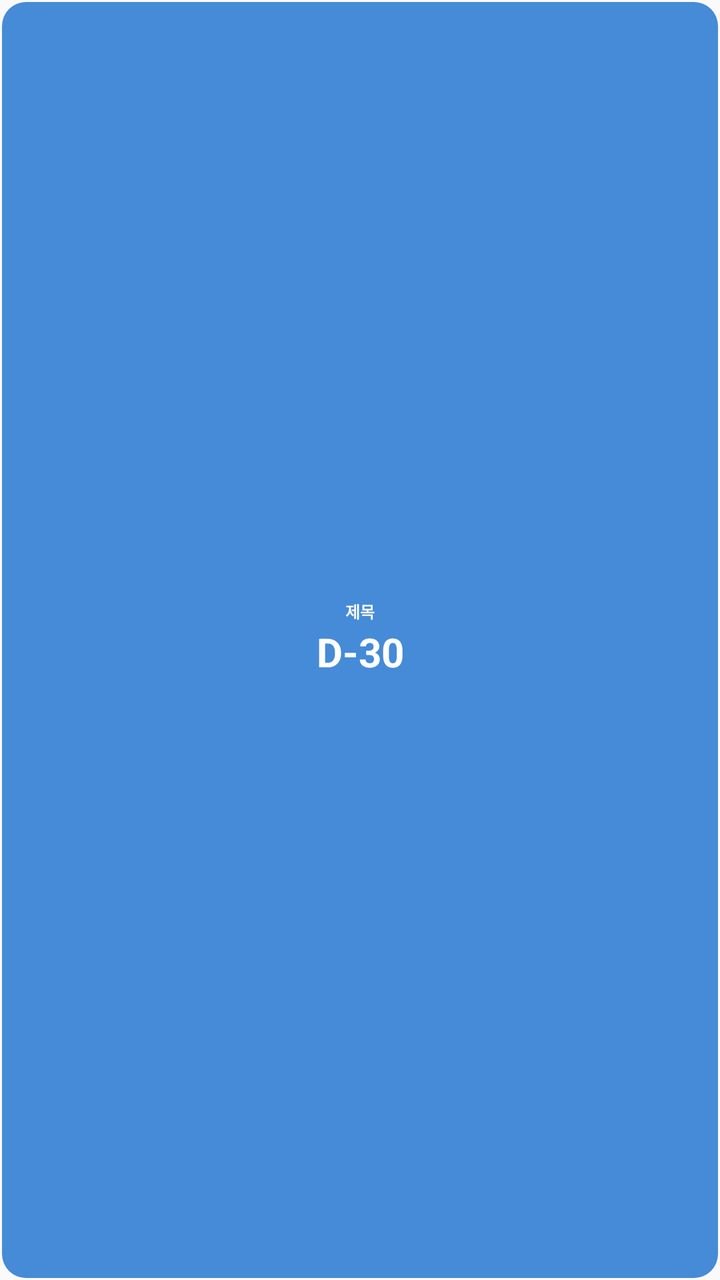
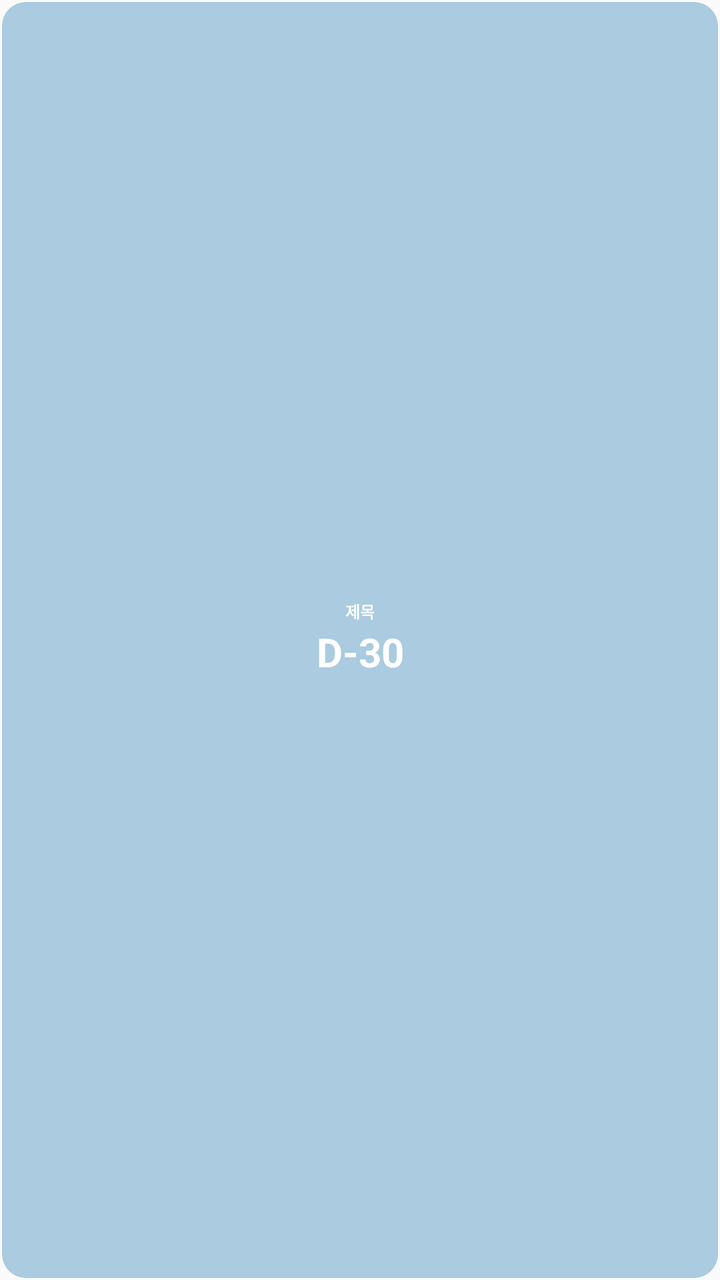

The first picture is an Android layout as it rendered before a commit; the second is the same layout after the commit. The layout source and the unified diff follow.
<!-- AndroidManifest.xml: application theme Theme.DdayApp -->
<!-- res/layout/widget_dday_style1.xml -->
<?xml version="1.0" encoding="utf-8"?>
<FrameLayout xmlns:android="http://schemas.android.com/apk/res/android"
    android:id="@+id/widget_container"
    android:layout_width="match_parent"
    android:layout_height="match_parent"
    android:padding="1dp">

    <LinearLayout
        android:id="@+id/widget_background"
        android:layout_width="match_parent"
        android:layout_height="match_parent"
        android:background="@drawable/widget_background_style1"
        android:gravity="center"
        android:orientation="vertical"
        android:padding="1dp">

        <TextView
            android:id="@+id/widget_title"
            android:layout_width="match_parent"
            android:layout_height="wrap_content"
            android:layout_marginBottom="1dp"
            android:ellipsize="end"
            android:gravity="center"
            android:maxLines="1"
            android:text="제목"
            android:textColor="#FFFFFF"
            android:textSize="8sp"
            android:textStyle="bold"
            android:visibility="visible" />

        <TextView
            android:id="@+id/widget_dday"
            android:layout_width="match_parent"
            android:layout_height="wrap_content"
            android:layout_marginBottom="1dp"
            android:gravity="center_horizontal"
            android:text="D-30"
            android:textColor="#FFFFFF"
            android:textSize="20sp"
            android:textStyle="bold" />


    </LinearLayout>

</FrameLayout>
<!-- resources referenced by this layout -->
<resources>
  <!-- drawable widget_background_style1 (drawable) -->
  <?xml version="1.0" encoding="utf-8"?>
  <shape xmlns:android="http://schemas.android.com/apk/res/android"
      android:shape="rectangle">
      <solid android:color="#468BD7" />
      <corners android:radius="12dp" />
  </shape>
  <style name="Theme.DdayApp" parent="android:Theme.Material.Light.NoActionBar">
          <item name="android:statusBarColor">@color/dday_teal</item>
      </style>
  <color name="dday_teal">#FFAACBE0</color>
</resources>

<!-- the commit's change to res/layout/widget_dday_style1.xml (unified diff, before → after) -->
@@ -23,7 +23,7 @@
             android:gravity="center"
             android:maxLines="1"
             android:text="제목"
-            android:textColor="#FFFFFF"
+            android:textColor="@color/color_secondary"
             android:textSize="8sp"
             android:textStyle="bold"
             android:visibility="visible" />
@@ -35,7 +35,7 @@
             android:layout_marginBottom="1dp"
             android:gravity="center_horizontal"
             android:text="D-30"
-            android:textColor="#FFFFFF"
+            android:textColor="@color/color_secondary"
             android:textSize="20sp"
             android:textStyle="bold" />
 
<!-- resource entries referenced after the edit -->
@@ -1,15 +1,16 @@
 <!-- resources referenced by this layout -->
 <resources>
+  <color name="color_secondary">#FFFFFFFF</color>
   <!-- drawable widget_background_style1 (drawable) -->
   <?xml version="1.0" encoding="utf-8"?>
   <shape xmlns:android="http://schemas.android.com/apk/res/android"
       android:shape="rectangle">
-      <solid android:color="#468BD7" />
+      <solid android:color="@color/color_primary" />
       <corners android:radius="12dp" />
   </shape>
   <style name="Theme.DdayApp" parent="android:Theme.Material.Light.NoActionBar">
-          <item name="android:statusBarColor">@color/dday_teal</item>
+          <item name="android:statusBarColor">@color/color_primary</item>
       </style>
-  <color name="dday_teal">#FFAACBE0</color>
+  <color name="color_primary">#FFAACBE0</color>
 </resources>
 
